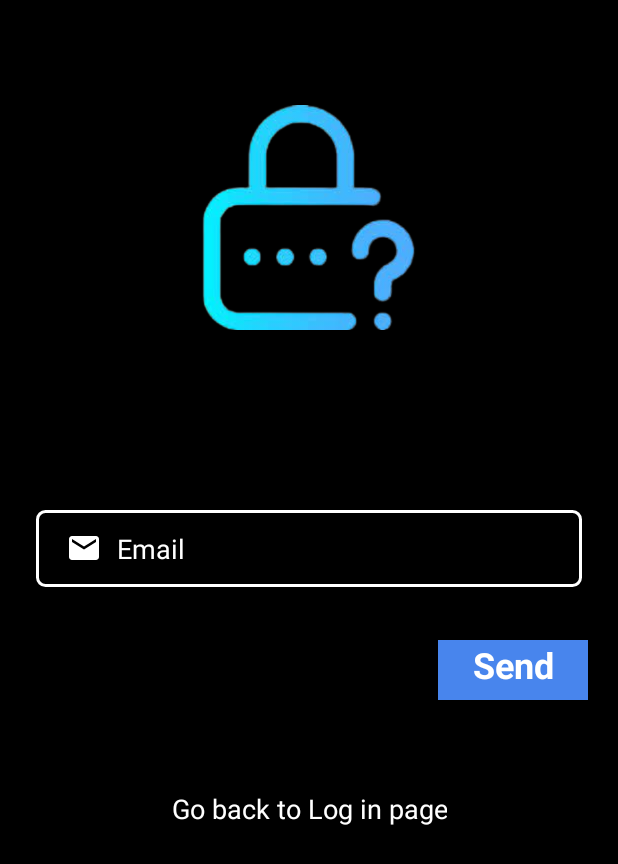
After one commit to Raisa-islam/CarePlus, an Android app: the forgotPW screen opened directly, with no data from a screen before it, on a phone screen of 412 x 824 dp. The commit adds this screen. Shown: the top 864 px of the screen. Run offline under Robolectric (Android 15) with nearby library versions, the phone set to English and light mode, and no system bars; our stand-ins replace Firebase (no records; nobody signed in at launch, a user with empty details on screens opened directly).

Commit message:
forgot pw done

```diff
--- a/app/build.gradle
+++ b/app/build.gradle
@@ -1,5 +1,6 @@
 plugins {
     id 'com.android.application'
+    id 'com.google.gms.google-services'
 }
 
 android {
@@ -41,6 +42,8 @@ dependencies {
     implementation 'androidx.navigation:navigation-fragment:2.5.0'
     implementation 'androidx.navigation:navigation-ui:2.5.0'
     implementation 'androidx.legacy:legacy-support-v4:1.0.0'
+    implementation 'com.google.firebase:firebase-auth:21.0.8'
+    implementation 'com.google.firebase:firebase-firestore:24.4.0'
     testImplementation 'junit:junit:4.13.2'
     androidTestImplementation 'androidx.test.ext:junit:1.1.3'
     androidTestImplementation 'androidx.test.espresso:espresso-core:3.4.0'
--- a/app/src/main/java/com/raisa/update1/MainActivity2.java
+++ b/app/src/main/java/com/raisa/update1/MainActivity2.java
@@ -8,6 +8,8 @@ import android.os.Bundle;
 import android.view.View;
 import android.view.WindowManager;
 import android.widget.Toast;
+
+import com.google.firebase.auth.FirebaseAuth;
 
 public class MainActivity2 extends AppCompatActivity {
     CardView task, basic_info, settings, log_out, member, location, calender, immergency;
@@ -58,8 +60,10 @@ public class MainActivity2 extends AppCompatActivity {
         log_out.setOnClickListener(new View.OnClickListener() {
             @Override
             public void onClick(View view) {
+                FirebaseAuth.getInstance().signOut();
                 Intent i = new Intent(MainActivity2.this, LogIn.class);
                 startActivity(i);
+                finish();
                 Toast.makeText(MainActivity2.this, "Logged out!", Toast.LENGTH_SHORT).show();
             }
         });
--- /dev/null
+++ b/app/src/main/java/com/raisa/update1/forgotPW.java
@@ -0,0 +1,92 @@
+package com.raisa.update1;
+
+import androidx.annotation.NonNull;
+import androidx.appcompat.app.AppCompatActivity;
+
+import android.content.Intent;
+import android.os.Bundle;
+import android.view.View;
+import android.view.WindowManager;
+import android.widget.EditText;
+import android.widget.TextView;
+import android.widget.Toast;
+
+import com.google.android.gms.tasks.OnCompleteListener;
+import com.google.android.gms.tasks.OnFailureListener;
+import com.google.android.gms.tasks.Task;
+import com.google.firebase.auth.FirebaseAuth;
+
+public class forgotPW extends AppCompatActivity {
+    EditText email;
+    TextView send;
+    TextView gotoL;
+
+    boolean valid = true;
+    FirebaseAuth firebaseAuth;
+
+    @Override
+    protected void onCreate(Bundle savedInstanceState) {
+        super.onCreate(savedInstanceState);
+        getWindow().setFlags(WindowManager.LayoutParams.FLAG_FULLSCREEN,WindowManager.LayoutParams.FLAG_FULLSCREEN);
+        setContentView(R.layout.activity_forgot_pw);
+
+        firebaseAuth = FirebaseAuth.getInstance();
+
+        email = findViewById(R.id.inputEmailFpw);
+        send = findViewById(R.id.Send);
+        gotoL= findViewById(R.id.gotoLogin);
+
+        gotoL.setOnClickListener(new View.OnClickListener() {
+            @Override
+            public void onClick(View view) {
+                startActivity(new Intent(forgotPW.this, LogIn.class));
+            }
+        });
+        send.setOnClickListener(new View.OnClickListener() {
+            @Override
+            public void onClick(View view) {
+                checkField(email);
+                if(valid){
+                    forgotPassword();
+                }
+
+            }
+        });
+
+    }
+
+    public boolean checkField(EditText textField){
+        if (textField.getText().toString().isEmpty()){
+            textField.setError("Error");
+            valid = false;
+        }
+        else {
+            valid = true;
+        }
+        return valid;
+    }
+    private void forgotPassword()
+    {
+        firebaseAuth.sendPasswordResetEmail(email.getText().toString()).addOnCompleteListener(new OnCompleteListener<Void>() {
+            @Override
+            public void onComplete(@NonNull Task<Void> task) {
+                if (task.isSuccessful())
+                {
+                    startActivity(new Intent(forgotPW.this, LogIn.class));
+                    finish();
+                    Toast.makeText(forgotPW.this, "Check your email address...", Toast.LENGTH_SHORT).show();
+                }
+                else
+                {
+                    Toast.makeText(forgotPW.this, "Enter your correct email id...", Toast.LENGTH_SHORT).show();
+
+                }
+            }
+        }).addOnFailureListener(new OnFailureListener() {
+            @Override
+            public void onFailure(@NonNull Exception e) {
+                Toast.makeText(forgotPW.this, e.getMessage(), Toast.LENGTH_SHORT).show();
+            }
+        });
+    }
+}
--- a/app/src/main/res/drawable/ic_baseline_person_24.xml
+++ b/app/src/main/res/drawable/ic_baseline_person_24.xml
@@ -1,4 +1,4 @@
-<vector android:height="24dp" android:tint="#000000"
+<vector android:height="24dp" android:tint="#FFFFFF"
     android:viewportHeight="24" android:viewportWidth="24"
     android:width="24dp" xmlns:android="http://schemas.android.com/apk/res/android">
     <path android:fillColor="@android:color/white" android:pathData="M12,12c2.21,0 4,-1.79 4,-4s-1.79,-4 -4,-4 -4,1.79 -4,4 1.79,4 4,4zM12,14c-2.67,0 -8,1.34 -8,4v2h16v-2c0,-2.66 -5.33,-4 -8,-4z"/>
--- /dev/null
+++ b/app/src/main/res/layout/activity_forgot_pw.xml
@@ -0,0 +1,75 @@
+<?xml version="1.0" encoding="utf-8"?>
+<LinearLayout xmlns:android="http://schemas.android.com/apk/res/android"
+    xmlns:app="http://schemas.android.com/apk/res-auto"
+    xmlns:tools="http://schemas.android.com/tools"
+    android:layout_width="match_parent"
+    android:layout_height="match_parent"
+    android:background="@color/black"
+    android:orientation="vertical"
+    tools:context=".forgotPW">
+    <ImageView
+        android:layout_width="150dp"
+        android:layout_height="150dp"
+        android:background="@drawable/forgetpw"
+        android:layout_gravity="center_horizontal"
+        android:layout_marginTop="70dp"
+        android:id="@+id/IV"/>
+
+    <EditText
+        android:id="@+id/inputEmailFpw"
+        android:layout_width="match_parent"
+        android:layout_height="wrap_content"
+        android:layout_marginStart="24dp"
+        android:layout_marginTop="120dp"
+        android:layout_marginEnd="24dp"
+        android:background="@drawable/input_bg"
+        android:drawableLeft="@drawable/ic_baseline_email_24"
+        android:drawablePadding="10dp"
+        android:ems="10"
+        android:hint="Email"
+        android:inputType="textEmailAddress"
+        android:paddingLeft="20dp"
+        android:paddingTop="13dp"
+        android:paddingRight="20dp"
+        android:paddingBottom="13dp"
+        android:textColor="@color/white"
+        android:textColorHint="@color/white"
+        app:layout_constraintEnd_toEndOf="parent"
+        app:layout_constraintHorizontal_bias="0.0"
+        app:layout_constraintStart_toStartOf="parent"
+        app:layout_constraintTop_toBottomOf="@+id/IV" />
+    <TextView
+
+        android:layout_width="100dp"
+        android:layout_height="40dp"
+        android:gravity="center_horizontal"
+        android:background="@color/colorAccent"
+        android:id="@+id/Send"
+        android:text="Send"
+        android:textStyle="bold"
+        app:layout_constraintTop_toBottomOf="@+id/inputEmailFpw"
+        android:textColor="@color/white"
+        android:textSize="24sp"
+        android:layout_gravity="right"
+        android:layout_marginTop="35dp"
+        android:layout_marginRight="20dp"
+        android:elevation="20dp"
+
+        />
+
+    <TextView
+
+        android:layout_width="wrap_content"
+        android:layout_height="40dp"
+        android:gravity="center_horizontal"
+        android:id="@+id/gotoLogin"
+        android:text="Go back to Log in page"
+        app:layout_constraintTop_toBottomOf="@+id/Send"
+        android:textColor="@color/white"
+        android:textSize="18sp"
+        android:layout_gravity="center_horizontal"
+        android:layout_marginTop="60dp"
+        android:elevation="20dp"
+
+        />
+</LinearLayout>
--- a/app/src/main/res/layout/fragment_create_task.xml
+++ b/app/src/main/res/layout/fragment_create_task.xml
@@ -197,5 +197,5 @@
 
 
     </LinearLayout>
-    /LinearLayout>
+
 </ScrollView>
--- a/build.gradle
+++ b/build.gradle
@@ -1,4 +1,8 @@
-// Top-level build file where you can add configuration options common to all sub-projects/modules.
+buildscript {
+    dependencies {
+        classpath 'com.google.gms:google-services:4.3.14'
+    }
+}// Top-level build file where you can add configuration options common to all sub-projects/modules.
 plugins {
     id 'com.android.application' version '7.3.0' apply false
     id 'com.android.library' version '7.3.0' apply false
```
Also changed, not shown: app/src/main/AndroidManifest.xml (+8 -2 lines), app/src/main/java/com/raisa/update1/LogIn.java (+109 -6 lines), app/src/main/java/com/raisa/update1/Register.java (+128 -0 lines), app/src/main/res/layout/activity_register.xml (+63 -2 lines), app/src/main/res/drawable/forgetpw.png (added), app/src/main/res/drawable/rsz_user3.png (added), 1 other file.
